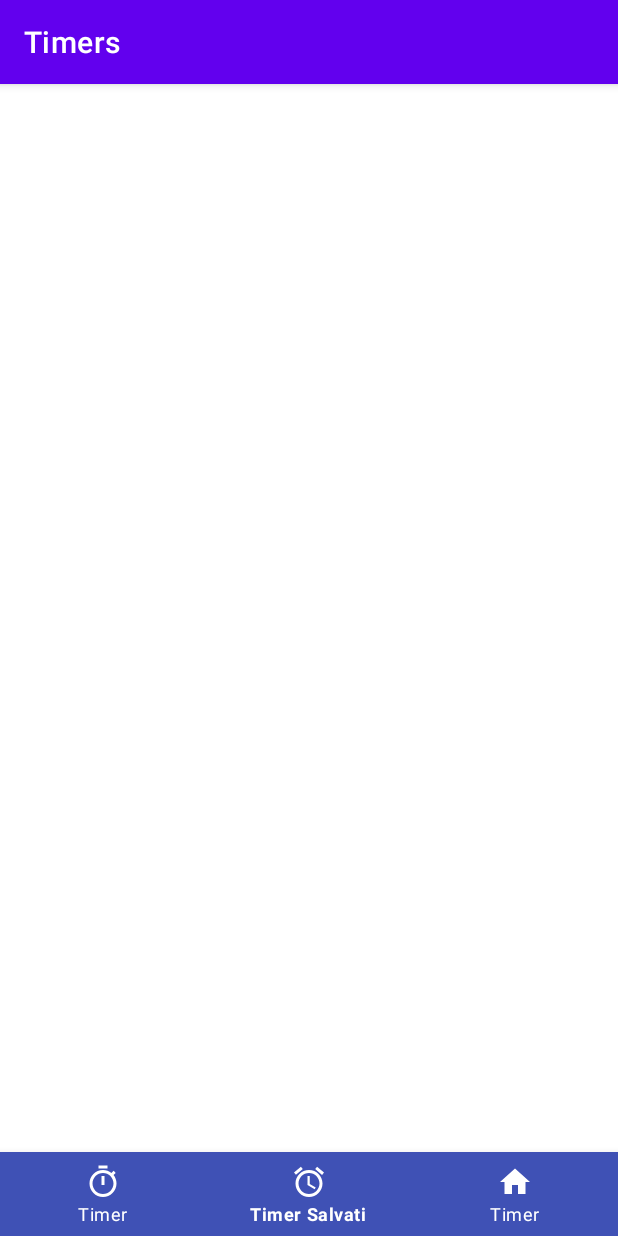
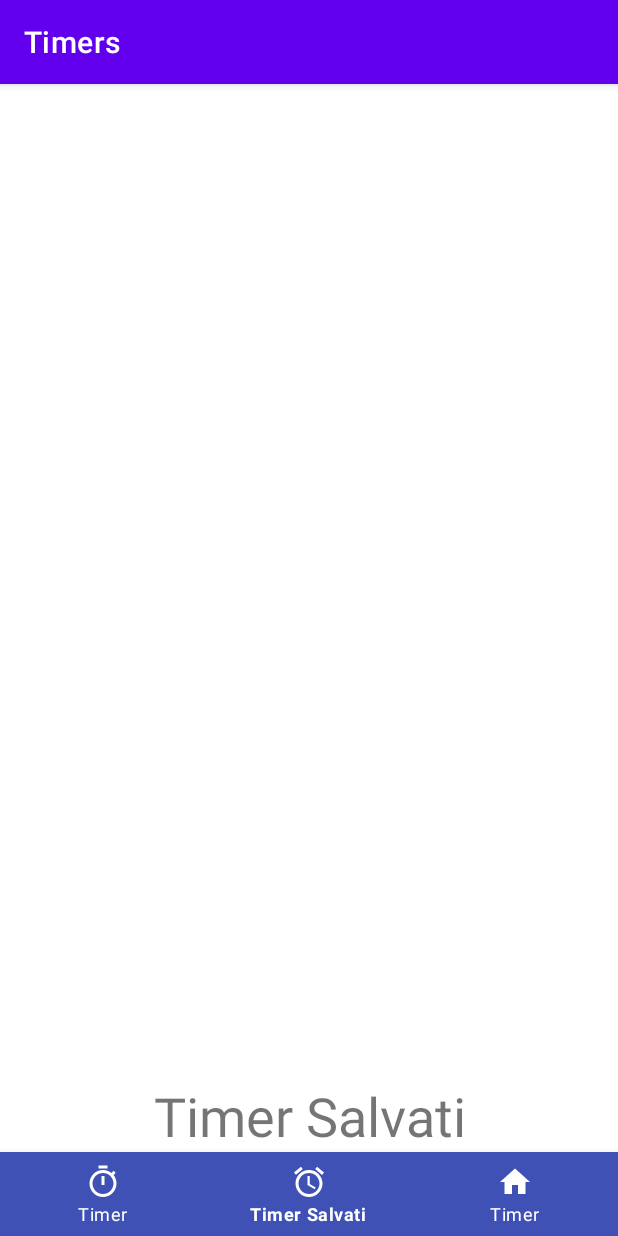
Before and after one commit to LucaPerf/Timers, an Android app: the TimerActivity screen opened directly, with no data from a screen before it, item 2 of the bottom bar chosen, on a phone screen of 412 x 824 dp. Run offline under Robolectric (Android 15) with nearby library versions, the light colour scheme and no system bars.

Commit message:
implemented timer activity

```diff
--- a/app/src/main/java/it/pdm/timers/TimerActivity.kt
+++ b/app/src/main/java/it/pdm/timers/TimerActivity.kt
@@ -2,10 +2,38 @@ package it.pdm.timers
 
 import androidx.appcompat.app.AppCompatActivity
 import android.os.Bundle
+import android.widget.TextView
+import androidx.fragment.app.Fragment
+import com.google.android.material.bottomnavigation.BottomNavigationView
+import it.pdm.timers.fragments.HomeFragment
+import it.pdm.timers.fragments.TimerFragment
+import it.pdm.timers.fragments.TimerSalvatiFragment
 
 class TimerActivity : AppCompatActivity() {
+    private val timerFragment = TimerFragment()
+    private val timerSalvatiFragment = TimerSalvatiFragment()
+    private val homeFragment = HomeFragment()
     override fun onCreate(savedInstanceState: Bundle?) {
         super.onCreate(savedInstanceState)
         setContentView(R.layout.activity_timer)
+        replaceFragment(timerFragment)
+
+        val btn_navigation = findViewById<TextView>(R.id.bottom_navigation) as BottomNavigationView
+
+        btn_navigation.setOnItemSelectedListener{
+            when(it.itemId){
+                R.id.timer -> replaceFragment(timerFragment)
+                R.id.timer_salvati -> replaceFragment(timerSalvatiFragment)
+                R.id.home -> replaceFragment(homeFragment)
+            }
+            true
+        }
+    }
+
+    private fun replaceFragment(fragment: Fragment){
+        val fragmentManager = supportFragmentManager
+        val fragmentTransition = fragmentManager.beginTransaction()
+        fragmentTransition.replace(R.id.fragment_container, fragment)
+        fragmentTransition.commit()
     }
 }
--- a/app/src/main/res/values/strings.xml
+++ b/app/src/main/res/values/strings.xml
@@ -14,4 +14,6 @@
     <string name="gia_un_account">
         Hai già un account? <font color="#00C9B8"><b>Login</b></font>
     </string>
+    <!-- TODO: Remove or change this placeholder text -->
+    <string name="hello_blank_fragment">Hello blank fragment</string>
 </resources>
```
